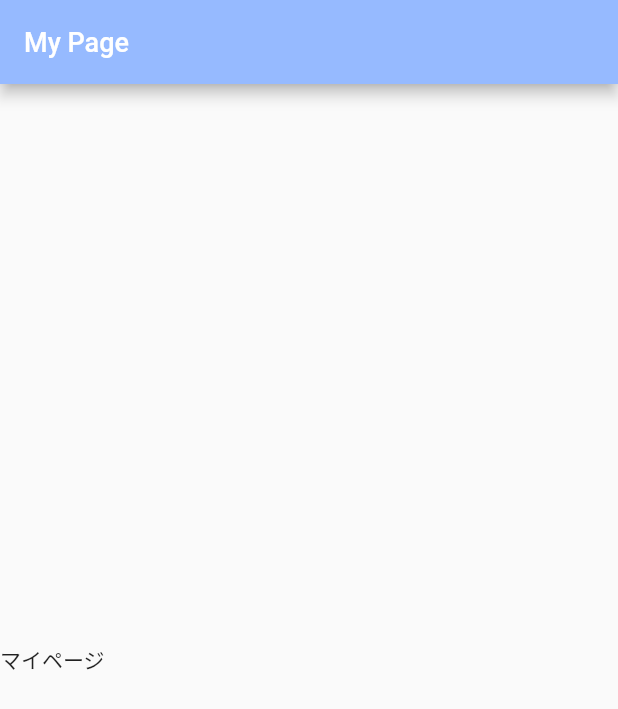
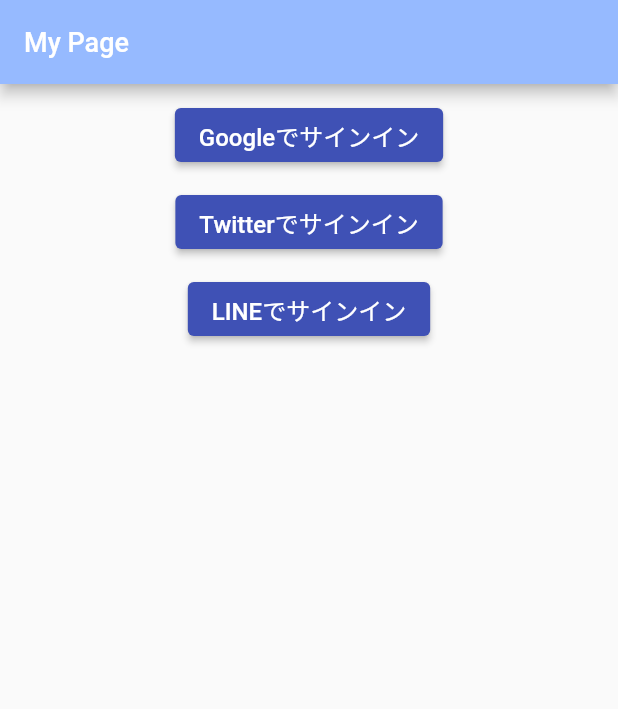
Before and after one commit to kitashio/my-colle-app, a Flutter app: the MyAccountPage screen opened directly, on a phone screen of 412 x 824 dp. Shown: the top 709 px of the screen. Run offline on Flutter 3.47's test engine with Material 2 defaults, Android fonts, the phone set to English and light mode, and no system bars; our stand-ins replace flutter_neumorphic, google_fonts.

Commit message:
googleアカウントサインインのためのUI準備

```diff
--- a/lib/MyPage/My_Account_page.dart
+++ b/lib/MyPage/My_Account_page.dart
@@ -1,5 +1,7 @@
 import 'package:flutter/cupertino.dart';
 import 'package:flutter/material.dart';
+
+import 'Mypage_Google_login.dart';
 
 // import 'list_add_page.dart';
 
@@ -25,13 +27,45 @@
 
       ),
       body: Container(
-        child: Column(
-          mainAxisAlignment: MainAxisAlignment.center,
-          children: [
-            Text('マイページ')
-          ],
+        padding: EdgeInsets.all(10),
+        child: Center(
+          child: Column(
+            children: [
+              ElevatedButton(
+                  onPressed: (){
+                    Navigator.push(
+                      context,
+                      MaterialPageRoute(builder: (context) => GoogleLoginPage()),
+                    );
+                  },
+                  child: Text('Googleでサインイン',
+                    style: TextStyle(
+                      fontSize: 16,
+                    ),
+                  ),
+              ),
+              const SizedBox(height: 10),
+              ElevatedButton(
+                onPressed: (){},
+                child: Text('Twitterでサインイン',
+                  style: TextStyle(
+                    fontSize: 16,
+                  ),
+                ),
+              ),
+              const SizedBox(height: 10),
+              ElevatedButton(
+                onPressed: (){},
+                child: Text('LINEでサインイン',
+                  style: TextStyle(
+                    fontSize: 16,
+                  ),
+                ),
+              ),
+            ],
+          ),
         ),
-      ), // This trailing comma makes auto-formatting nicer for build methods.
+      ),
     );
   }
 }
--- a/pubspec.yaml
+++ b/pubspec.yaml
@@ -15,6 +15,8 @@
   cupertino_icons: ^1.0.2
   google_fonts: ^2.1.0
   flutter_neumorphic: ^3.1.1
+  firebase_core: ^1.10.0
+  cloud_firestore: ^3.1.0
 
 
 dev_dependencies:
```
Also changed, not shown: lib/Books_Page/my_colle_add.dart (+11 -4 lines), lib/Books_Page/my_colle_page.dart (+17 -37 lines), lib/Books_Page/my_list_page.dart (+1 -12 lines), lib/Books_Page/my_list_update.dart (+7 -0 lines), lib/MyPage/Mypage_Google_login.dart (renamed from lib/Top_Page/user_login_page.dart, +5 -24 lines), lib/Top_Page/top_user_page.dart (+7 -31 lines), lib/Top_Page/user_add_page.dart (+4 -5 lines), pubspec.lock, 3 other files.
